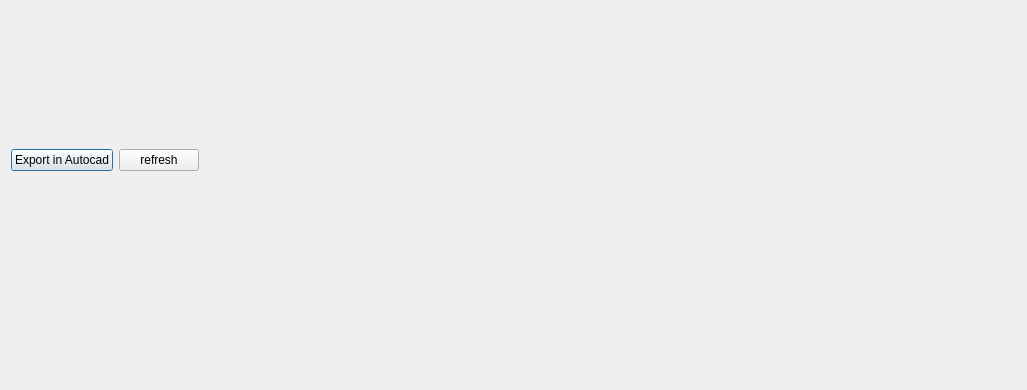
Old version of the form qkan/laengsschnitt/res/laengsschnitt.ui in the repository hoettges/QKan; both pictures show x 0 to 1027 and y 304 to 694 of the 1206 by 694 pixel window.
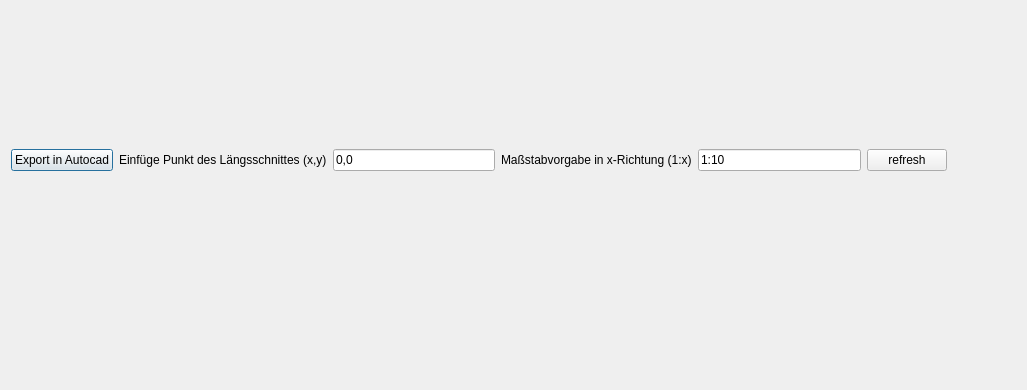
New version of the form.

Patch:
```diff
--- a/qkan/laengsschnitt/res/laengsschnitt.ui
+++ b/qkan/laengsschnitt/res/laengsschnitt.ui
@@ -103,6 +103,34 @@
        </property>
       </widget>
      </item>
+     <item>
+      <widget class="QLabel" name="label_2">
+       <property name="text">
+        <string>Einfüge Punkt des Längsschnittes (x,y)</string>
+       </property>
+      </widget>
+     </item>
+     <item>
+      <widget class="QLineEdit" name="lineEdit">
+       <property name="text">
+        <string>0,0</string>
+       </property>
+      </widget>
+     </item>
+     <item>
+      <widget class="QLabel" name="label_3">
+       <property name="text">
+        <string>Maßstabvorgabe in x-Richtung (1:x)</string>
+       </property>
+      </widget>
+     </item>
+     <item>
+      <widget class="QLineEdit" name="lineEdit_2">
+       <property name="text">
+        <string>1:10</string>
+       </property>
+      </widget>
+     </item>
      <item>
       <widget class="QPushButton" name="pushButton_2">
        <property name="text">
```
Left out of the diff: 3 changed lines with no effect on the pictures.
